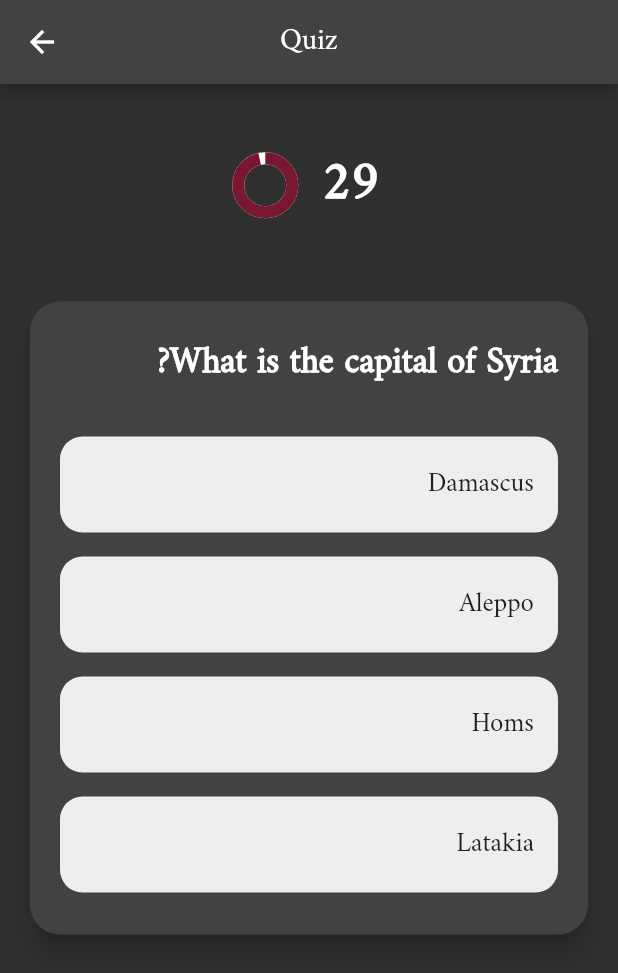
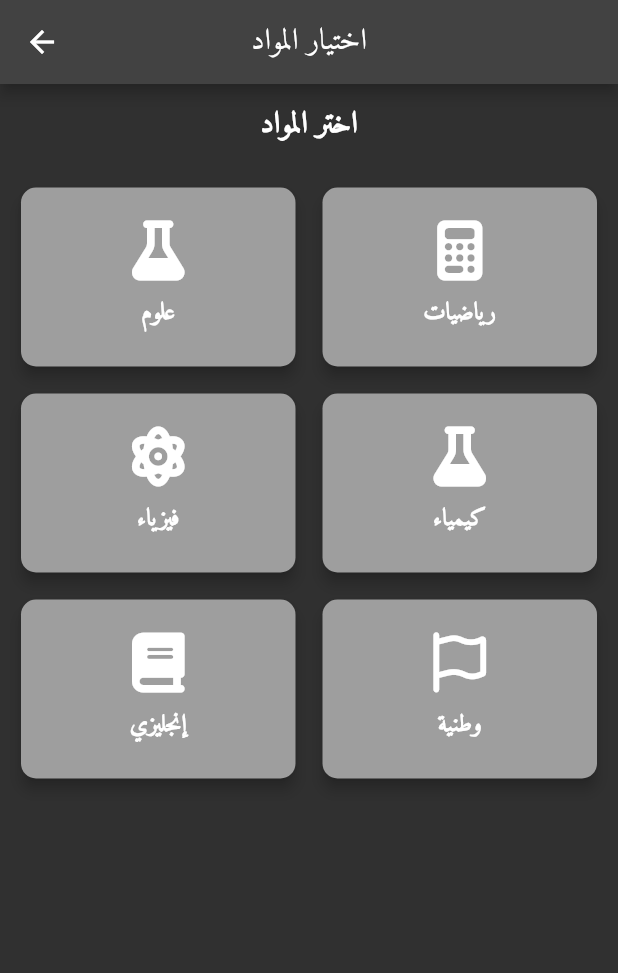
Before and after one commit to ChessXFM/baka, a Flutter app: the screen it shows after launch, after a tap on the "psychology alt" icon, on a phone screen of 412 x 824 dp. Shown: the top 973 px of the screen. Run offline on Flutter 3.47's test engine with Material 2 defaults, Android fonts, the light colour scheme and no system bars; our stand-ins replace audioplayers, cloud_firestore, equatable, firebase_auth, firebase_core, flutter_bloc and 5 more; accounts and stored records are empty; generated files the repository leaves out were written again.

```diff
--- a/lib/Screens/Home/home_screen.dart
+++ b/lib/Screens/Home/home_screen.dart
@@ -1,5 +1,6 @@
 import 'package:flutter/material.dart';
 import 'package:game/Core/theme_helper.dart';
+import 'package:game/features/quiz/view/subjetcs_screen.dart';
 
 import '../../features/auth/view/Signin/signin.dart';
 import '../../features/auth/view/Signup/signup.dart';
@@ -15,7 +16,7 @@ class HomeScreen extends StatelessWidget {
   Widget build(BuildContext context) {
     return Scaffold(
       appBar: AppBar(
-        title: const Text("Home Screen"),
+        title: const Text("الصفحة الرئيسية"),
         centerTitle: true,
       ),
       body: Center(
@@ -25,7 +26,7 @@ class HomeScreen extends StatelessWidget {
           children: [
             // رسالة ترحيبية
             const Text(
-              'Welcome to the App!',
+              'مرحبا بك !',
               style: TextStyle(fontSize: 28, fontWeight: FontWeight.bold),
             ),
             const SizedBox(height: 40),
@@ -39,7 +40,7 @@ class HomeScreen extends StatelessWidget {
                 // أيقونة Quiz Screen
                 IconButton(
                   onPressed: () =>
-                      Navigator.pushNamed(context, QuizScreen.routeName),
+                      Navigator.pushNamed(context, SubjectSelectionScreen.routeName),
                   icon: const Icon(Icons.psychology_alt),
                   color: ThemeHelper.primaryColor,
                   iconSize: 60,
--- a/lib/features/quiz/bloc/quiz_events.dart
+++ b/lib/features/quiz/bloc/quiz_events.dart
@@ -1,7 +1,10 @@
 abstract class QuizEvent {}
 
-class LoadQuiz extends QuizEvent {}
+class LoadQuiz extends QuizEvent {
+  final String subject;
 
+  LoadQuiz(this.subject);
+}
 class SelectAnswer extends QuizEvent {
   final String selectedAnswer;
 
@@ -15,3 +18,8 @@ class TimerTick extends QuizEvent {
 
   TimerTick(this.timeLeft);
 }
+class SyncQuestions extends QuizEvent {
+  final String subject;
+
+  SyncQuestions(this.subject);
+}
--- a/lib/features/quiz/bloc/quiz_states.dart
+++ b/lib/features/quiz/bloc/quiz_states.dart
@@ -9,6 +9,8 @@ abstract class QuizState extends Equatable {
 }
 
 class QuizInitial extends QuizState {}
+
+class QuizLoading extends QuizState {}
 
 class QuizLoaded extends QuizState {
   final List<Quiz> questions;
@@ -52,3 +54,10 @@ class QuizCompleted extends QuizState {
   @override
   List<Object> get props => [score, questions, userAnswers];
 }
+
+class QuizError extends QuizState {
+  final String error;
+  const QuizError({
+    required this.error,
+  });
+}
--- a/lib/features/quiz/model/quiz_model.dart
+++ b/lib/features/quiz/model/quiz_model.dart
@@ -1,7 +1,22 @@
 class Quiz {
+  final String id; // Unique identifier
   final String question;
   final List<String> options;
   final String correctAnswer;
 
-  Quiz({required this.question, required this.options, required this.correctAnswer});
+  Quiz({
+    required this.id,
+    required this.question,
+    required this.options,
+    required this.correctAnswer,
+  });
+  factory Quiz.fromJson(Map<String, dynamic> json) {
+  return Quiz(
+    id: json['id'],
+    question: json['question'],
+    options: List<String>.from(json['options']),
+    correctAnswer: json['correctAnswer'],
+  );
 }
+
+}
--- a/lib/features/quiz/view/quiz_screen.dart
+++ b/lib/features/quiz/view/quiz_screen.dart
@@ -10,12 +10,12 @@ import '../bloc/quiz_bloc.dart';
 import '../bloc/quiz_events.dart';
 
 class QuizScreen extends StatelessWidget {
-  static const String routeName = '/Tests Screen';
-  const QuizScreen({super.key});
-
+  static const String routeName = '/Quizes Screen';
+  const QuizScreen({super.key, required this.subject});
+  final String subject ;
   @override
   Widget build(BuildContext context) {
-    context.read<QuizBloc>().add(LoadQuiz());
+    context.read<QuizBloc>().add(LoadQuiz(subject));
 
     return SafeArea(
       child: Scaffold(
--- /dev/null
+++ b/lib/features/quiz/view/subjetcs_screen.dart
@@ -0,0 +1,132 @@
+import 'package:flutter/material.dart';
+import 'package:font_awesome_flutter/font_awesome_flutter.dart';
+import 'package:game/features/quiz/view/quiz_screen.dart';
+
+import '../../study table/models/study_subject_model.dart';
+class SubjectSelectionScreen extends StatelessWidget {
+  static const String routeName = '/Subjects';
+  final List<StudySubject> subjects = [
+    StudySubject('علوم', FontAwesomeIcons.flask, Colors.green,true),
+    StudySubject('رياضيات', FontAwesomeIcons.calculator, Colors.blue,true),
+    StudySubject('فيزياء', FontAwesomeIcons.atom, Colors.redAccent,true),
+    StudySubject('كيمياء', FontAwesomeIcons.flask, Colors.orange,true),
+    StudySubject('إنجليزي', FontAwesomeIcons.book, Colors.purple,true),
+    StudySubject('وطنية', FontAwesomeIcons.flag, Colors.teal,true),
+  ];
+
+   SubjectSelectionScreen({super.key});
+
+  @override
+  Widget build(BuildContext context) {
+    return Scaffold(
+      appBar: AppBar(
+        title: const Text('اختيار المواد'),
+        centerTitle: true,
+      ),
+      body: Padding(
+        padding: const EdgeInsets.all(10.0),
+        child: Column(
+          children: [
+            const Text(
+              'اختر المواد',
+              style: TextStyle(fontSize: 20, fontWeight: FontWeight.bold),
+            ),
+            const SizedBox(height: 20),
+            Expanded(
+              child: GridView.builder(
+                gridDelegate: const SliverGridDelegateWithFixedCrossAxisCount(
+                  crossAxisCount: 2,
+                  childAspectRatio: 1.5,
+                  crossAxisSpacing: 10,
+                  mainAxisSpacing: 10,
+                ),
+                itemCount: subjects.length,
+                itemBuilder: (context, index) {
+                  return SubjectCard(subject: subjects[index]);
+                },
+              ),
+            ),
+          ],
+        ),
+      ),
+    );
+  }
+}
+
+class SubjectCard extends StatelessWidget {
+  final StudySubject subject;
+
+  const SubjectCard({Key? key, required this.subject}) : super(key: key);
+
+  @override
+  Widget build(BuildContext context) {
+    return GestureDetector(
+      onTap: () {
+        if (subject.isLocked) {
+          _showUnlockDialog(context, subject);
+        } else {
+          ScaffoldMessenger.of(context).showSnackBar(
+            SnackBar(content: Text('تم اختيار المادة: ${subject.name}')),
+          );
+        }
+      },
+      child: Card(
+        elevation: 4,
+        shape: RoundedRectangleBorder(
+          borderRadius: BorderRadius.circular(10),
+        ),
+        color: subject.isLocked ? Colors.grey : subject.color, // Change color if locked
+        child: Column(
+          mainAxisAlignment: MainAxisAlignment.center,
+          children: [
+            FaIcon(subject.icon, size: 40, color: Colors.white),
+            const SizedBox(height: 8),
+            Text(
+              subject.name,
+              style: const TextStyle(
+                fontSize: 16,
+                fontWeight: FontWeight.bold,
+                color: Colors.white,
+              ),
+              textAlign: TextAlign.center,
+            ),
+          ],
+        ),
+      ),
+    );
+  }
+
+  void _showUnlockDialog(BuildContext context, StudySubject subject) {
+    final TextEditingController codeController = TextEditingController();
+    showDialog(
+      context: context,
+      builder: (context) {
+        return AlertDialog(
+          title: Text('Unlock ${subject.name}'),
+          content: TextField(
+            controller: codeController,
+            decoration: const InputDecoration(hintText: 'Enter unlock code'),
+          ),
+          actions: [
+            TextButton(
+              onPressed: () {
+                if (codeController.text == 'kakashi') { // Example unlock code
+                  subject.isLocked = false; // Unlock the subject
+                  Navigator.pushNamed(context, QuizScreen.routeName); // Close the dialog
+                  ScaffoldMessenger.of(context).showSnackBar(
+                    SnackBar(content: Text('${subject.name} has been unlocked!')),
+                  );
+                } else {
+                  ScaffoldMessenger.of(context).showSnackBar(
+                    const SnackBar(content: Text('Incorrect code!')),
+                  );
+                }
+              },
+              child:const Text('Unlock'),
+            ),
+          ],
+        );
+      },
+    );
+  }
+}
--- a/lib/features/study table/models/study_subject_model.dart
+++ b/lib/features/study table/models/study_subject_model.dart
@@ -4,6 +4,7 @@ class StudySubject {
   final String name;
   final IconData icon;
   final Color color;
+  bool isLocked; // New property to track if the subject is locked
 
-  StudySubject(this.name, this.icon, this.color);
+  StudySubject(this.name, this.icon, this.color,this.isLocked);
 }
--- a/lib/main.dart
+++ b/lib/main.dart
@@ -9,6 +9,7 @@ import 'package:game/features/auth/view/Signin/signin.dart';
 import 'package:firebase_core/firebase_core.dart';
 import 'package:game/features/quiz/bloc/quiz_bloc.dart';
 import 'package:game/features/quiz/view/quiz_screen.dart';
+import 'package:game/features/quiz/view/subjetcs_screen.dart';
 import 'package:game/features/study%20table/view/lottie_test.dart';
 import 'features/auth/view/Signup/signup.dart';
 import 'features/study table/view/study_final.dart';
@@ -67,6 +68,8 @@ class MyApp extends StatelessWidget {
             primaryColorDark: ThemeHelper.otherprimaryColor,
           ),
           routes: {
+            SubjectSelectionScreen.routeName: (context) =>
+                SubjectSelectionScreen(),
             QuizScreen.routeName: (context) => const QuizScreen(),
             TestLottie.routeName: (context) => const TestLottie(),
             SignInScreen.routeName: (context) => SignInScreen(),
```
Also changed, not shown: lib/features/quiz/bloc/quiz_bloc.dart (+86 -45 lines), lib/features/quiz/services/firebase_service.dart (added, +23 -0 lines), lib/features/quiz/services/local_storage_service.dart (added, +37 -0 lines), lib/features/study table/view/study_final.dart (+6 -6 lines).
